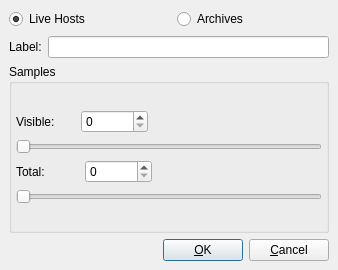
Above: src/chart/tabdialog.ui from performancecopilot/pcp before the change. Below: the same form after it.
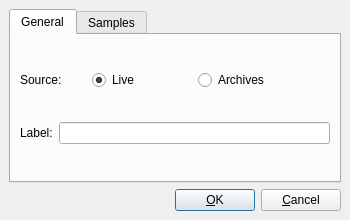
That is the form after the change. Icons and pictures are not drawn.

Commit message: Split Tab edit/create dialog into two tabs to simplify extensions to this dialog in the future and to focus the users attention to the total/visible Samples values when clicking on the time axis.

The edit to the form file:
```diff
--- a/src/chart/tabdialog.ui
+++ b/src/chart/tabdialog.ui
@@ -8,13 +8,13 @@
    <rect>
     <x>0</x>
     <y>0</y>
-    <width>338</width>
-    <height>270</height>
+    <width>350</width>
+    <height>220</height>
    </rect>
   </property>
   <property name="sizePolicy" >
    <sizepolicy>
-    <hsizetype>5</hsizetype>
+    <hsizetype>0</hsizetype>
     <vsizetype>0</vsizetype>
     <horstretch>0</horstretch>
     <verstretch>0</verstretch>
@@ -22,14 +22,14 @@
   </property>
   <property name="minimumSize" >
    <size>
-    <width>0</width>
-    <height>270</height>
+    <width>350</width>
+    <height>220</height>
    </size>
   </property>
   <property name="maximumSize" >
    <size>
-    <width>16777215</width>
-    <height>270</height>
+    <width>350</width>
+    <height>250</height>
    </size>
   </property>
   <property name="focusPolicy" >
@@ -51,6 +51,22 @@
    <property name="spacing" >
     <number>6</number>
    </property>
+   <item row="0" column="0" >
+    <widget class="QTabWidget" name="tabWidget" >
+     <property name="currentIndex" >
+      <number>0</number>
+     </property>
+     <widget class="QWidget" name="generalTab" >
+      <attribute name="title" >
+       <string>General</string>
+      </attribute>
+      <layout class="QGridLayout" >
+       <property name="margin" >
+        <number>9</number>
+       </property>
+       <property name="spacing" >
+        <number>6</number>
+       </property>
    <item row="1" column="0" >
     <layout class="QHBoxLayout" >
      <property name="margin" >
@@ -82,10 +98,61 @@
      <property name="spacing" >
       <number>6</number>
      </property>
+         <item>
+          <widget class="QLabel" name="tabSourceLabel" >
+           <property name="sizePolicy" >
+            <sizepolicy>
+             <hsizetype>5</hsizetype>
+             <vsizetype>5</vsizetype>
+             <horstretch>0</horstretch>
+             <verstretch>0</verstretch>
+            </sizepolicy>
+           </property>
+           <property name="minimumSize" >
+            <size>
+             <width>50</width>
+             <height>0</height>
+            </size>
+           </property>
+           <property name="text" >
+            <string>Source:</string>
+           </property>
+          </widget>
+         </item>
+         <item>
+          <spacer>
+           <property name="orientation" >
+            <enum>Qt::Horizontal</enum>
+           </property>
+           <property name="sizeType" >
+            <enum>QSizePolicy::Fixed</enum>
+           </property>
+           <property name="sizeHint" >
+            <size>
+             <width>16</width>
+             <height>20</height>
+            </size>
+           </property>
+          </spacer>
+         </item>
      <item>
       <widget class="QRadioButton" name="liveHostRadioButton" >
+           <property name="sizePolicy" >
+            <sizepolicy>
+             <hsizetype>0</hsizetype>
+             <vsizetype>0</vsizetype>
+             <horstretch>0</horstretch>
+             <verstretch>0</verstretch>
+            </sizepolicy>
+           </property>
+           <property name="minimumSize" >
+            <size>
+             <width>100</width>
+             <height>0</height>
+            </size>
+           </property>
        <property name="text" >
-        <string>Live Hosts</string>
+            <string>Live</string>
        </property>
        <property name="icon" >
         <iconset resource="kmchart.qrc" >:/computer.png</iconset>
@@ -93,24 +160,11 @@
        <property name="checked" >
         <bool>true</bool>
        </property>
-      </widget>
-     </item>
-     <item>
-      <spacer>
-       <property name="orientation" >
-        <enum>Qt::Horizontal</enum>
-       </property>
-       <property name="sizeType" >
-        <enum>QSizePolicy::Expanding</enum>
-       </property>
-       <property name="sizeHint" >
-        <size>
-         <width>21</width>
-         <height>21</height>
-        </size>
-       </property>
-      </spacer>
-     </item>
+           <property name="autoExclusive" >
+            <bool>false</bool>
+           </property>
+          </widget>
+         </item>
      <item>
       <widget class="QRadioButton" name="archivesRadioButton" >
        <property name="text" >
@@ -119,94 +173,41 @@
        <property name="icon" >
         <iconset resource="kmchart.qrc" >:/archive.png</iconset>
        </property>
-      </widget>
-     </item>
-     <item>
-      <spacer>
-       <property name="orientation" >
-        <enum>Qt::Horizontal</enum>
-       </property>
-       <property name="sizeHint" >
-        <size>
-         <width>51</width>
-         <height>20</height>
-        </size>
-       </property>
-      </spacer>
-     </item>
-    </layout>
-   </item>
-   <item row="3" column="0" >
-    <layout class="QHBoxLayout" >
-     <property name="margin" >
-      <number>0</number>
-     </property>
-     <property name="spacing" >
-      <number>6</number>
-     </property>
-     <item>
-      <spacer>
-       <property name="orientation" >
-        <enum>Qt::Horizontal</enum>
-       </property>
-       <property name="sizeType" >
-        <enum>QSizePolicy::Expanding</enum>
-       </property>
-       <property name="sizeHint" >
-        <size>
-         <width>20</width>
-         <height>20</height>
-        </size>
-       </property>
-      </spacer>
-     </item>
-     <item>
-      <widget class="QPushButton" name="buttonOk" >
-       <property name="text" >
-        <string>&amp;OK</string>
-       </property>
-       <property name="shortcut" >
-        <string/>
-       </property>
-       <property name="autoDefault" >
-        <bool>true</bool>
-       </property>
-       <property name="default" >
-        <bool>true</bool>
-       </property>
-      </widget>
-     </item>
-     <item>
-      <widget class="QPushButton" name="buttonCancel" >
-       <property name="text" >
-        <string>&amp;Cancel</string>
-       </property>
-       <property name="shortcut" >
-        <string/>
-       </property>
-       <property name="autoDefault" >
-        <bool>true</bool>
-       </property>
-       <property name="default" >
+           <property name="autoExclusive" >
         <bool>false</bool>
        </property>
       </widget>
      </item>
-    </layout>
-   </item>
-   <item row="2" column="0" >
-    <widget class="QGroupBox" name="groupBox3" >
-     <property name="title" >
+         <item>
+          <spacer>
+           <property name="orientation" >
+            <enum>Qt::Horizontal</enum>
+           </property>
+           <property name="sizeHint" >
+            <size>
+             <width>34</width>
+             <height>20</height>
+            </size>
+           </property>
+          </spacer>
+         </item>
+        </layout>
+       </item>
+      </layout>
+     </widget>
+     <widget class="QWidget" name="samplesTab" >
+      <attribute name="title" >
       <string>Samples</string>
-     </property>
-     <layout class="QGridLayout" >
-      <property name="margin" >
-       <number>4</number>
-      </property>
-      <property name="spacing" >
-       <number>0</number>
-      </property>
-      <item row="0" column="0" >
+      </attribute>
+      <widget class="QWidget" name="layoutWidget" >
+       <property name="geometry" >
+        <rect>
+         <x>9</x>
+         <y>28</y>
+         <width>310</width>
+         <height>114</height>
+        </rect>
+       </property>
        <layout class="QGridLayout" >
         <property name="margin" >
          <number>0</number>
@@ -214,20 +215,6 @@
         <property name="spacing" >
          <number>6</number>
         </property>
-        <item row="3" column="0" >
-         <widget class="QSlider" name="sampleSlider" >
-          <property name="orientation" >
-           <enum>Qt::Horizontal</enum>
-          </property>
-         </widget>
-        </item>
-        <item row="1" column="0" >
-         <widget class="QSlider" name="visibleSlider" >
-          <property name="orientation" >
-           <enum>Qt::Horizontal</enum>
-          </property>
-         </widget>
-        </item>
         <item row="2" column="0" >
          <layout class="QHBoxLayout" >
           <property name="margin" >
@@ -340,10 +327,82 @@
           </item>
          </layout>
         </item>
-       </layout>
-      </item>
-     </layout>
-    </widget>
+        <item row="1" column="0" >
+         <widget class="QSlider" name="visibleSlider" >
+          <property name="orientation" >
+           <enum>Qt::Horizontal</enum>
+          </property>
+         </widget>
+        </item>
+        <item row="3" column="0" >
+         <widget class="QSlider" name="sampleSlider" >
+          <property name="orientation" >
+           <enum>Qt::Horizontal</enum>
+          </property>
+         </widget>
+        </item>
+       </layout>
+      </widget>
+     </widget>
+    </widget>
+   </item>
+   <item row="1" column="0" >
+    <layout class="QHBoxLayout" >
+     <property name="margin" >
+      <number>0</number>
+     </property>
+     <property name="spacing" >
+      <number>6</number>
+     </property>
+     <item>
+      <spacer>
+       <property name="orientation" >
+        <enum>Qt::Horizontal</enum>
+       </property>
+       <property name="sizeType" >
+        <enum>QSizePolicy::Expanding</enum>
+       </property>
+       <property name="sizeHint" >
+        <size>
+         <width>20</width>
+         <height>20</height>
+        </size>
+       </property>
+      </spacer>
+     </item>
+     <item>
+      <widget class="QPushButton" name="buttonOk" >
+       <property name="text" >
+        <string>&amp;OK</string>
+       </property>
+       <property name="shortcut" >
+        <string/>
+       </property>
+       <property name="autoDefault" >
+        <bool>true</bool>
+       </property>
+       <property name="default" >
+        <bool>true</bool>
+       </property>
+      </widget>
+     </item>
+     <item>
+      <widget class="QPushButton" name="buttonCancel" >
+       <property name="text" >
+        <string>&amp;Cancel</string>
+       </property>
+       <property name="shortcut" >
+        <string/>
+       </property>
+       <property name="autoDefault" >
+        <bool>true</bool>
+       </property>
+       <property name="default" >
+        <bool>false</bool>
+       </property>
+      </widget>
+     </item>
+    </layout>
    </item>
   </layout>
  </widget>
```
Lines whose indentation alone changed are shown as unchanged. The commit also changes 5 other files.
